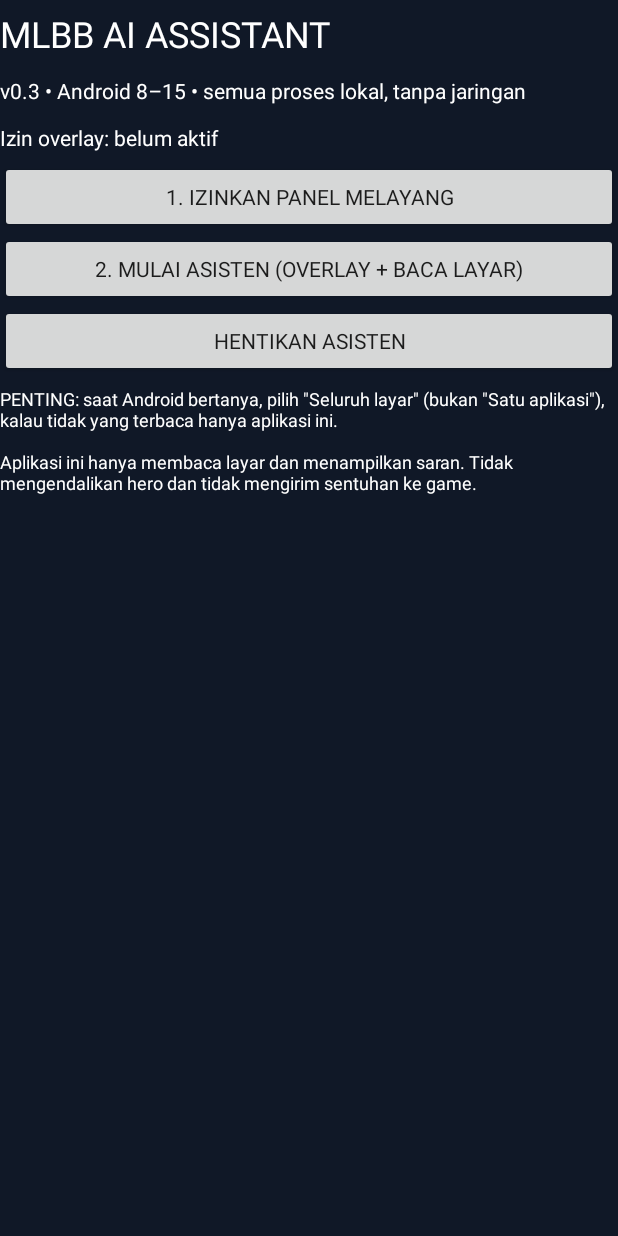
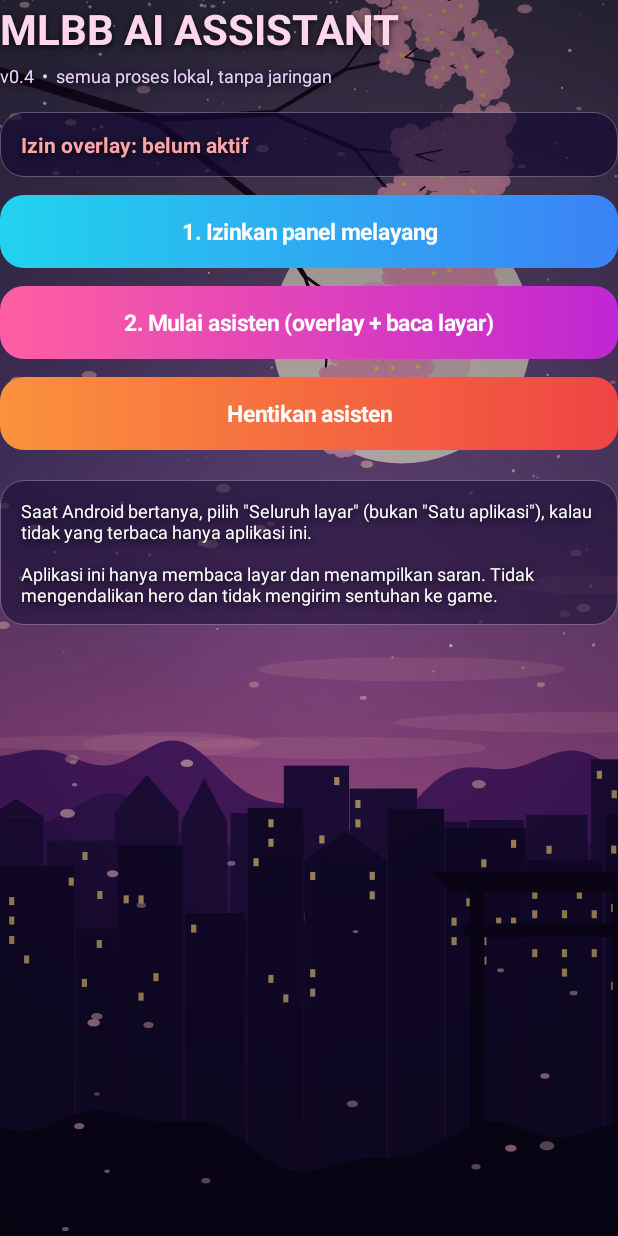
Before and after one commit to yeahsmay/mlbb-ai-assistant, an Android app: the screen it shows after launch (MainActivity), on a phone screen of 412 x 824 dp. Run offline under Robolectric (Android 15) with nearby library versions, the phone set to English and light mode, and no system bars.

Commit message:
UI BARU DAN FITUR

```diff
--- a/app/src/main/java/com/example/mlbbassistant/AnalysisBus.kt
+++ b/app/src/main/java/com/example/mlbbassistant/AnalysisBus.kt
@@ -3,6 +3,7 @@ package com.example.mlbbassistant
 import android.os.Handler
 import android.os.Looper
 import java.util.concurrent.atomic.AtomicBoolean
+import java.util.concurrent.atomic.AtomicInteger
 
 /** Jembatan in-process CaptureService -> OverlayService (tanpa broadcast, tanpa jaringan). */
 object AnalysisBus {
@@ -10,6 +11,7 @@ object AnalysisBus {
     @Volatile private var listener: ((UiState) -> Unit)? = null
     @Volatile private var last: UiState? = null
     private val dump = AtomicBoolean(false)
+    private val spellTaps = AtomicInteger(0)
 
     fun setListener(l: ((UiState) -> Unit)?) {
         listener = l
@@ -19,4 +21,7 @@ object AnalysisBus {
     fun status(text: String) = post(UiState(null, text, ""))
     fun requestDump() = dump.set(true)
     fun consumeDump(): Boolean = dump.getAndSet(false)
+    /** Tombol ⚡ di overlay: musuh baru saja memakai spell. */
+    fun requestSpell() { spellTaps.incrementAndGet() }
+    fun consumeSpellTaps(): Int = spellTaps.getAndSet(0)
 }
--- /dev/null
+++ b/app/src/main/java/com/example/mlbbassistant/AnimeBackground.kt
@@ -0,0 +1,168 @@
+package com.example.mlbbassistant
+
+import android.content.Context
+import android.graphics.Canvas
+import android.graphics.Color
+import android.graphics.LinearGradient
+import android.graphics.Paint
+import android.graphics.Path
+import android.graphics.RadialGradient
+import android.graphics.RectF
+import android.graphics.Shader
+import android.view.View
+import java.util.Random
+import kotlin.math.cos
+import kotlin.math.sin
+
+/**
+ * Latar bergaya anime (ilustrasi buatan sendiri, bukan karakter mana pun):
+ * langit senja ungu-merah muda, bulan, bintang, kota malam, gerbang torii, dan bunga sakura.
+ * Digambar dengan kode, jadi tidak perlu file gambar.
+ */
+class AnimeBackgroundView(context: Context) : View(context) {
+    private val p = Paint(Paint.ANTI_ALIAS_FLAG)
+    private val line = Paint(Paint.ANTI_ALIAS_FLAG).apply { style = Paint.Style.STROKE; strokeCap = Paint.Cap.ROUND }
+
+    override fun onDraw(c: Canvas) {
+        val w = width.toFloat(); val h = height.toFloat()
+        if (w <= 0f || h <= 0f) return
+        val u = w / 1080f
+        val rnd = Random(7)
+
+        // Langit
+        p.shader = LinearGradient(
+            0f, 0f, 0f, h,
+            intArrayOf(Color.rgb(16, 10, 48), Color.rgb(58, 22, 110), Color.rgb(170, 50, 150), Color.rgb(255, 110, 150), Color.rgb(255, 190, 150)),
+            floatArrayOf(0f, 0.38f, 0.62f, 0.80f, 1f), Shader.TileMode.CLAMP
+        )
+        c.drawRect(0f, 0f, w, h, p)
+        p.shader = null
+
+        // Bintang
+        for (i in 0 until 170) {
+            val x = rnd.nextFloat() * w
+            val y = Math.pow(rnd.nextDouble(), 1.6).toFloat() * h * 0.55f
+            val r = (1 + rnd.nextInt(3)) * u
+            p.color = Color.argb(110 + rnd.nextInt(145), 255, 255, 255)
+            c.drawCircle(x, y, r, p)
+        }
+
+        // Bulan + cahaya
+        val mx = w * 0.65f; val my = h * 0.27f; val mr = w * 0.21f
+        p.shader = RadialGradient(mx, my, mr * 3.2f, Color.argb(120, 255, 170, 220), Color.TRANSPARENT, Shader.TileMode.CLAMP)
+        c.drawRect(0f, 0f, w, h, p)
+        p.shader = null
+        p.color = Color.rgb(255, 240, 235); c.drawCircle(mx, my, mr, p)
+        p.color = Color.rgb(246, 214, 222)
+        c.drawCircle(mx - mr * 0.22f, my - mr * 0.2f, mr * 0.2f, p)
+        c.drawCircle(mx + mr * 0.26f, my + mr * 0.22f, mr * 0.27f, p)
+        c.drawCircle(mx - mr * 0.05f, my + mr * 0.3f, mr * 0.11f, p)
+
+        // Awan tipis
+        p.color = Color.argb(60, 255, 160, 200)
+        for (i in 0 until 12) {
+            val x = rnd.nextFloat() * w - 100f * u
+            val y = h * (0.45f + rnd.nextFloat() * 0.27f)
+            c.drawOval(RectF(x, y, x + (300 + rnd.nextInt(400)) * u, y + (26 + rnd.nextInt(34)) * u), p)
+        }
+
+        // Pegunungan dan kota berlapis
+        ridge(c, h * 0.625f, 60f * u, Color.rgb(94, 34, 128), 1, u)
+        ridge(c, h * 0.675f, 50f * u, Color.rgb(66, 26, 108), 2, u)
+        city(c, h * 0.75f, Color.rgb(40, 18, 78), 3, u, 60, 120, 120, 300, 0.10f)
+        city(c, h * 0.817f, Color.rgb(24, 12, 56), 4, u, 70, 150, 140, 380, 0.16f)
+        ridge(c, h * 0.917f, 40f * u, Color.rgb(14, 8, 36), 5, u)
+
+        // Gerbang torii
+        val gx = w * 0.76f; val gy = h * 0.71f
+        p.color = Color.rgb(14, 8, 36)
+        c.drawRect(gx, gy, gx + 26f * u, h, p)
+        c.drawRect(gx + 250f * u, gy, gx + 276f * u, h, p)
+        val roof = Path().apply {
+            moveTo(gx - 70f * u, gy - 10f * u); lineTo(gx + 346f * u, gy - 10f * u)
+            lineTo(gx + 310f * u, gy + 26f * u); lineTo(gx - 34f * u, gy + 26f * u); close()
+        }
+        c.drawPath(roof, p)
+        c.drawRect(gx - 10f * u, gy + 80f * u, gx + 286f * u, gy + 104f * u, p)
+
+        // Ranting sakura di kiri atas
+        branch(c, -20f * u, 120f * u, 0.30f, 300f * u, 18f * u, 6, rnd, u)
+
+        // Kelopak jatuh
+        for (i in 0 until 70) {
+            val x = rnd.nextFloat() * w; val y = rnd.nextFloat() * h; val r = (5 + rnd.nextInt(9)) * u
+            p.color = Color.argb(120 + rnd.nextInt(110), 255, 190, 215)
+            c.drawOval(RectF(x - r, y - r * 0.6f, x + r, y + r * 0.6f), p)
+        }
+
+        // Vinyet
+        p.shader = RadialGradient(w / 2f, h / 2f, h * 0.75f, Color.TRANSPARENT, Color.argb(130, 0, 0, 0), Shader.TileMode.CLAMP)
+        c.drawRect(0f, 0f, w, h, p)
+        p.shader = null
+    }
+
+    private fun ridge(c: Canvas, base: Float, amp: Float, color: Int, seed: Int, u: Float) {
+        val r = Random(seed.toLong())
+        val ph0 = r.nextFloat() * 6.28f; val ph1 = r.nextFloat() * 6.28f; val ph2 = r.nextFloat() * 6.28f
+        val path = Path()
+        path.moveTo(0f, height.toFloat())
+        var x = 0f
+        while (x <= width + 20f) {
+            val y = base + amp * (sin(x / (190f * u) + ph0) + 0.6f * sin(x / (83f * u) + ph1) + 0.3f * sin(x / (37f * u) + ph2))
+            path.lineTo(x, y); x += 10f * u
+        }
+        path.lineTo(width.toFloat(), height.toFloat()); path.close()
+        p.color = color; c.drawPath(path, p)
+    }
+
+    private fun city(c: Canvas, base: Float, color: Int, seed: Int, u: Float,
+                     wMin: Int, wMax: Int, hMin: Int, hMax: Int, lit: Float) {
+        val r = Random(seed.toLong())
+        var x = -20f * u
+        while (x < width) {
+            val bw = (wMin + r.nextInt(wMax - wMin + 1)) * u
+            val bh = (hMin + r.nextInt(hMax - hMin + 1)) * u
+            p.color = color
+            c.drawRect(x, base - bh, x + bw, height.toFloat(), p)
+            if (r.nextFloat() < 0.25f) {
+                val roof = Path().apply {
+                    moveTo(x, base - bh); lineTo(x + bw / 2f, base - bh - (30 + r.nextInt(60)) * u); lineTo(x + bw, base - bh); close()
+                }
+                c.drawPath(roof, p)
+            }
+            p.color = Color.argb(230, 255, 214, 140)
+            var wy = base - bh + 20f * u
+            while (wy < base - 10f * u) {
+                var wx = x + 10f * u
+                while (wx < x + bw - 10f * u) {
+                    if (r.nextFloat() < lit) c.drawRect(wx, wy, wx + 9f * u, wy + 14f * u, p)
+                    wx += 26f * u
+                }
+                wy += 34f * u
+            }
+            x += bw + r.nextInt(8) * u
+        }
+    }
+
+    private fun branch(c: Canvas, x: Float, y: Float, ang: Float, len: Float, wd: Float, depth: Int, rnd: Random, u: Float) {
+        if (depth == 0 || len < 24f * u) return
+        val x2 = x + len * cos(ang); val y2 = y + len * sin(ang)
+        line.color = Color.rgb(30, 12, 40); line.strokeWidth = maxOf(2f * u, wd)
+        c.drawLine(x, y, x2, y2, line)
+        if (depth <= 3) {
+            for (i in 0 until 5) {
+                val px = x2 + (rnd.nextFloat() - 0.5f) * 60f * u
+                val py = y2 + (rnd.nextFloat() - 0.5f) * 60f * u
+                val r = (14 + rnd.nextInt(13)) * u
+                p.color = Color.argb(235, 255, 170, 205)
+                for (k in 0 until 5) {
+                    val a = k * 1.256f
+                    c.drawCircle(px + r * 0.7f * cos(a), py + r * 0.7f * sin(a), r * 0.6f, p)
+                }
+                p.color = Color.rgb(255, 230, 120); c.drawCircle(px, py, 4f * u, p)
+            }
+        }
+        branch(c, x2, y2, ang + 0.2f + rnd.nextFloat() * 0.35f, len * 0.74f, wd * 0.68f, depth - 1, rnd, u)
+        branch(c, x2, y2, ang - 0.2f - rnd.nextFloat() * 0.35f, len * 0.70f, wd * 0.62f, depth - 1, rnd, u)
+    }
+}
--- a/app/src/main/java/com/example/mlbbassistant/DecisionEngine.kt
+++ b/app/src/main/java/com/example/mlbbassistant/DecisionEngine.kt
@@ -41,6 +41,10 @@ class DecisionEngine(private val historySize: Int = 3, private val minValidFrame
                     "$enemies musuh vs $team di pihakmu" +
                     (if (team > enemies) ", kamu unggul jumlah tapi tetap hati-hati." else ", jumlah seimbang."))
             enemies == 1 -> duel(hp, hpPct, s)
+            s.missingEnemies > 0 ->
+                Advice(Signal.YELLOW, "WASPADA",
+                    "${s.missingEnemies} musuh hilang dari minimap" +
+                    (s.missingAgeSec?.let { " (${it}d lalu)" } ?: "") + ". Bisa di semak atau sedang rotasi.")
             mm == null ->
                 Advice(Signal.NONE, "DATA BELUM CUKUP", "Tidak ada musuh di layar, tapi minimap belum terbaca.")
             mm == 0 ->
--- a/app/src/main/java/com/example/mlbbassistant/MainActivity.kt
+++ b/app/src/main/java/com/example/mlbbassistant/MainActivity.kt
@@ -4,13 +4,18 @@ import android.Manifest
 import android.app.Activity
 import android.content.Intent
 import android.content.pm.PackageManager
+import android.graphics.Color
+import android.graphics.Typeface
+import android.graphics.drawable.GradientDrawable
 import android.media.projection.MediaProjectionManager
 import android.net.Uri
 import android.os.Build
 import android.os.Bundle
 import android.provider.Settings
+import android.view.View
 import android.view.WindowInsets
 import android.widget.Button
+import android.widget.FrameLayout
 import android.widget.LinearLayout
 import android.widget.ScrollView
 import android.widget.TextView
@@ -23,55 +28,91 @@ class MainActivity : Activity() {
 
     private fun dp(v: Int) = (v * resources.displayMetrics.density).toInt()
 
+    private fun card(color: Int = 0xAA140A32.toInt()) = GradientDrawable().apply {
+        setColor(color); cornerRadius = dp(16).toFloat(); setStroke(dp(1), 0x44FFFFFF)
+    }
+
     override fun onCreate(savedInstanceState: Bundle?) {
         super.onCreate(savedInstanceState)
         val root = LinearLayout(this).apply { orientation = LinearLayout.VERTICAL }
         val scroll = ScrollView(this).apply {
-            setBackgroundColor(0xFF101827.toInt()); clipToPadding = false; addView(root)
+            setBackgroundColor(Color.TRANSPARENT); clipToPadding = false; addView(root)
         }
         scroll.setOnApplyWindowInsetsListener { v, insets ->
             if (Build.VERSION.SDK_INT >= 30) {
                 val b = insets.getInsets(WindowInsets.Type.systemBars())
-                v.setPadding(dp(16) + b.left, dp(16) + b.top, dp(16) + b.right, dp(16) + b.bottom)
+                v.setPadding(dp(18) + b.left, dp(24) + b.top, dp(18) + b.right, dp(24) + b.bottom)
             } else {
                 @Suppress("DEPRECATION")
-                v.setPadding(dp(16) + insets.systemWindowInsetLeft, dp(16) + insets.systemWindowInsetTop,
-                    dp(16) + insets.systemWindowInsetRight, dp(16) + insets.systemWindowInsetBottom)
+                v.setPadding(dp(18) + insets.systemWindowInsetLeft, dp(24) + insets.systemWindowInsetTop,
+                    dp(18) + insets.systemWindowInsetRight, dp(24) + insets.systemWindowInsetBottom)
             }
             insets
         }
 
-        fun label(text: String, size: Float = 14f) = TextView(this).apply {
-            this.text = text; textSize = size; setTextColor(0xFFFFFFFF.toInt()); setPadding(0, dp(6), 0, dp(6))
+        fun label(text: String, size: Float = 14f, bold: Boolean = false) = TextView(this).apply {
+            this.text = text; textSize = size; setTextColor(Color.WHITE)
+            setShadowLayer(6f, 0f, 2f, 0xCC000000.toInt())
+            if (bold) setTypeface(typeface, Typeface.BOLD)
         }
-        fun button(text: String, onClick: () -> Unit) = Button(this).apply { this.text = text; setOnClickListener { onClick() } }
+        fun button(text: String, c1: Int, c2: Int, onClick: () -> Unit) = Button(this).apply {
+            this.text = text; isAllCaps = false; textSize = 15f
+            setTextColor(Color.WHITE); setTypeface(typeface, Typeface.BOLD)
+            background = GradientDrawable(GradientDrawable.Orientation.LEFT_RIGHT, intArrayOf(c1, c2)).apply {
+                cornerRadius = dp(16).toFloat()
+            }
+            stateListAnimator = null
+            setPadding(dp(16), dp(14), dp(16), dp(14))
+            layoutParams = LinearLayout.LayoutParams(-1, -2).apply { topMargin = dp(12) }
+            setOnClickListener { onClick() }
+        }
 
-        root.addView(label("MLBB AI ASSISTANT", 24f))
-        root.addView(label("v0.3 \u2022 Android 8\u201315 \u2022 semua proses lokal, tanpa jaringan"))
-        info = label("")
-        root.addView(info)
+        val title = label("MLBB AI ASSISTANT", 28f, true).apply { setTextColor(0xFFFFD6EC.toInt()) }
+        root.addView(title)
+        root.addView(label("v0.4  \u2022  semua proses lokal, tanpa jaringan", 12f).apply {
+            setTextColor(0xFFE9D5FF.toInt()); setPadding(0, dp(4), 0, dp(16))
+        })
 
-        root.addView(button("1. Izinkan panel melayang") {
+        info = label("", 14f, true).apply {
+            background = card(); setPadding(dp(14), dp(12), dp(14), dp(12))
+        }
+        root.addView(info, LinearLayout.LayoutParams(-1, -2))
+
+        root.addView(button("1. Izinkan panel melayang", 0xFF22D3EE.toInt(), 0xFF3B82F6.toInt()) {
             if (!Settings.canDrawOverlays(this)) {
                 startActivity(Intent(Settings.ACTION_MANAGE_OVERLAY_PERMISSION, Uri.parse("package:$packageName")))
             } else toast("Izin panel sudah aktif")
         })
-        root.addView(button("2. Mulai asisten (overlay + baca layar)") { start() })
-        root.addView(button("Hentikan asisten") {
+        root.addView(button("2. Mulai asisten (overlay + baca layar)", 0xFFFF5FA2.toInt(), 0xFFC026D3.toInt()) { start() })
+        root.addView(button("Hentikan asisten", 0xFFFB923C.toInt(), 0xFFEF4444.toInt()) {
             startService(Intent(this, CaptureService::class.java).setAction(CaptureService.ACTION_STOP))
             stopService(Intent(this, OverlayService::class.java))
         })
-        root.addView(label(
-            "PENTING: saat Android bertanya, pilih \"Seluruh layar\" (bukan \"Satu aplikasi\"), " +
+
+        val note = label(
+            "Saat Android bertanya, pilih \"Seluruh layar\" (bukan \"Satu aplikasi\"), " +
             "kalau tidak yang terbaca hanya aplikasi ini.\n\n" +
             "Aplikasi ini hanya membaca layar dan menampilkan saran. Tidak mengendalikan hero " +
-            "dan tidak mengirim sentuhan ke game.", 12f))
-        setContentView(scroll)
+            "dan tidak mengirim sentuhan ke game.", 12f
+        ).apply { background = card(0x88140A32.toInt()); setPadding(dp(14), dp(12), dp(14), dp(12)) }
+        root.addView(note, LinearLayout.LayoutParams(-1, -2).apply { topMargin = dp(20) })
+
+        // Latar: wallpaper + lapisan gelap tipis supaya teks tetap terbaca
+        val bg = AnimeBackgroundView(this)
+        val scrim = View(this).apply { setBackgroundColor(0x44000000) }
+        val frame = FrameLayout(this).apply {
+            addView(bg, FrameLayout.LayoutParams(-1, -1))
+            addView(scrim, FrameLayout.LayoutParams(-1, -1))
+            addView(scroll, FrameLayout.LayoutParams(-1, -1))
+        }
+        setContentView(frame)
     }
 
     override fun onResume() {
         super.onResume()
-        info.text = "Izin overlay: " + (if (Settings.canDrawOverlays(this)) "AKTIF" else "belum aktif")
+        val on = Settings.canDrawOverlays(this)
+        info.text = "Izin overlay: " + (if (on) "AKTIF" else "belum aktif")
+        info.setTextColor(if (on) 0xFF86EFAC.toInt() else 0xFFFCA5A5.toInt())
     }
 
     private fun start() {
--- a/app/src/main/java/com/example/mlbbassistant/Models.kt
+++ b/app/src/main/java/com/example/mlbbassistant/Models.kt
@@ -9,7 +9,10 @@ data class Snapshot(
     val alliesVisible: Int,
     val enemyTurretVisible: Boolean,
     val minimapEnemyDots: Int?,
-    val minimapAllyDots: Int?
+    val minimapAllyDots: Int?,
+    /** Musuh yang tadi terlihat di minimap lalu hilang (kemungkinan di fog / semak). */
+    val missingEnemies: Int = 0,
+    val missingAgeSec: Int? = null
 )
 
 data class Advice(
```
Also changed, not shown: app/src/main/java/com/example/mlbbassistant/CaptureService.kt (+26 -4 lines), app/src/main/java/com/example/mlbbassistant/MinimapTracker.kt (added, +53 -0 lines), app/src/main/java/com/example/mlbbassistant/OverlayService.kt (+38 -23 lines).
